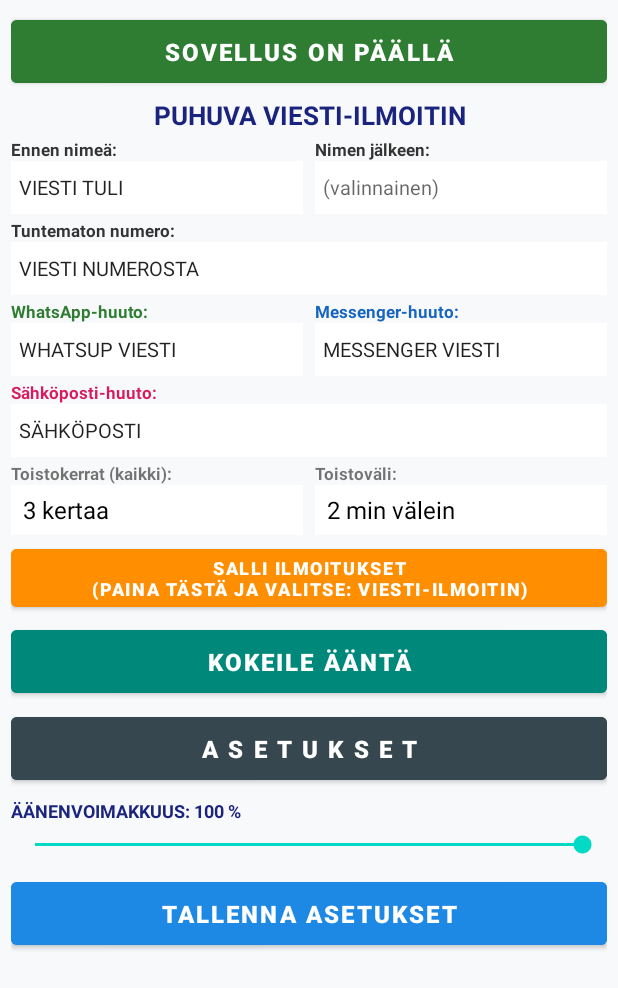
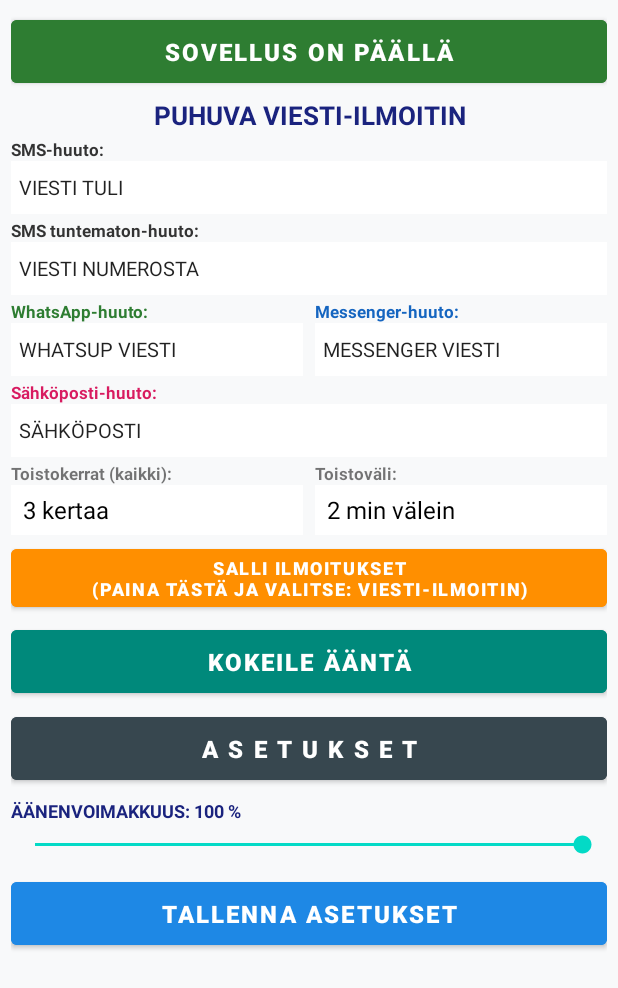
Before and after one commit to juhaniuusivuori-code/ViestiIlmoitin, an Android app: the screen it shows after launch (MainActivity), on a phone screen of 412 x 824 dp. Shown: the top 988 px of the screen. Run offline under Robolectric (Android 15) with nearby library versions, the phone set to English and light mode, and no system bars.

Commit message:
Rename Ennen nimea to SMS-huuto, remove Nimen jalkeen, rename Tuntematon numero to SMS tuntematon-huuto

```diff
--- a/app/src/main/java/com/example/viestiilmoitin/AsetuksetActivity.kt
+++ b/app/src/main/java/com/example/viestiilmoitin/AsetuksetActivity.kt
@@ -126,10 +126,9 @@ class AsetuksetActivity : AppCompatActivity() {
             ━━━━━━━━━━━━━━━━━━━━━━
             4. VIESTIEN HUUTOLAUSEET JA LÄHETTÄJÄT
             ━━━━━━━━━━━━━━━━━━━━━━
-            • TEKSTIVIESTI:
-              - Ennen nimeä: Esim. "VIESTI TULI "
-              - Nimen jälkeen: Esim. " LAITTOI VIESTIN" (tai jätä tyhjäksi).
-              - Tuntematon numero: Mitä huudetaan, jos numeroa ei löydy osoitekirjasta (esim. "VIESTI NUMEROSTA ").
+            • TEKSTIVIESTI (SMS):
+              - SMS-huuto: Esim. "VIESTI TULI" (sovellus sanoo tämän ja lähettäjän nimen).
+              - SMS tuntematon-huuto: Mitä huudetaan, jos numeroa ei löydy osoitekirjasta (esim. "VIESTI NUMEROSTA").
               (Voit muuttaa henkilön nimen tai lempinimen suoraan puhelimen omaan osoitekirjaan).
 
             • WHATSAPP JA MESSENGER:
--- a/app/src/main/java/com/example/viestiilmoitin/MainActivity.kt
+++ b/app/src/main/java/com/example/viestiilmoitin/MainActivity.kt
@@ -25,7 +25,6 @@ class MainActivity : AppCompatActivity(), TextToSpeech.OnInitListener {
 
     private lateinit var btnMasterSwitch: Button
     private lateinit var editPrefix: EditText
-    private lateinit var editSuffix: EditText
     private lateinit var editUnknown: EditText
     private lateinit var editWhatsApp: EditText
     private lateinit var editMessenger: EditText
@@ -47,7 +46,6 @@ class MainActivity : AppCompatActivity(), TextToSpeech.OnInitListener {
 
         btnMasterSwitch = findViewById(R.id.btnMasterSwitch)
         editPrefix = findViewById(R.id.editPrefix)
-        editSuffix = findViewById(R.id.editSuffix)
         editUnknown = findViewById(R.id.editUnknown)
         editWhatsApp = findViewById(R.id.editWhatsApp)
         editMessenger = findViewById(R.id.editMessenger)
@@ -180,7 +178,6 @@ class MainActivity : AppCompatActivity(), TextToSpeech.OnInitListener {
     private fun lataaAsetukset() {
         val prefs = getSharedPreferences("Asetukset", Context.MODE_PRIVATE)
         editPrefix.setText(prefs.getString("prefix", "VIESTI TULI "))
-        editSuffix.setText(prefs.getString("suffix", ""))
         editUnknown.setText(prefs.getString("unknown", "VIESTI NUMEROSTA "))
         editWhatsApp.setText(prefs.getString("whatsapp_text", "WHATSUP VIESTI"))
         editMessenger.setText(prefs.getString("messenger_text", "MESSENGER VIESTI"))
@@ -196,7 +193,6 @@ class MainActivity : AppCompatActivity(), TextToSpeech.OnInitListener {
     private fun tallennaAsetukset() {
         val prefs = getSharedPreferences("Asetukset", Context.MODE_PRIVATE).edit()
         prefs.putString("prefix", editPrefix.text.toString())
-        prefs.putString("suffix", editSuffix.text.toString())
         prefs.putString("unknown", editUnknown.text.toString())
         prefs.putString("whatsapp_text", editWhatsApp.text.toString())
         prefs.putString("messenger_text", editMessenger.text.toString())
--- a/app/src/main/java/com/example/viestiilmoitin/SmsReceiver.kt
+++ b/app/src/main/java/com/example/viestiilmoitin/SmsReceiver.kt
@@ -24,15 +24,14 @@ class SmsReceiver : BroadcastReceiver() {
                 val nimi = etsiYhteystiedonNimi(context, lahettajaNumero)
 
                 val prefix = prefs.getString("prefix", "VIESTI TULI ") ?: ""
-                val suffix = prefs.getString("suffix", "") ?: ""
                 val unknown = prefs.getString("unknown", "VIESTI NUMEROSTA ") ?: ""
                 val repeats = prefs.getInt("repeats", 3)
                 val intervalMinutes = prefs.getInt("interval", 1) + 1
 
                 val puhuttavaViesti = if (nimi != null) {
-                    "$prefix $nimi $suffix".trim()
+                    "$prefix $nimi".trim()
                 } else {
-                    "$unknown $lahettajaNumero"
+                    "$unknown $lahettajaNumero".trim()
                 }
 
                 // Lisätään merkintä viestilokiin
--- a/app/src/main/res/layout/activity_main.xml
+++ b/app/src/main/res/layout/activity_main.xml
@@ -31,26 +31,15 @@
         android:textColor="#1A237E"
         android:layout_marginBottom="3dp" />
 
-    <!-- 1. Tekstiviesti: Ennen nimeä ja nimen jälkeen rinnakkain -->
-    <LinearLayout
-        android:layout_width="match_parent"
-        android:layout_height="wrap_content"
-        android:orientation="horizontal"
-        android:layout_marginBottom="3dp">
-
-        <LinearLayout
-            android:layout_width="0dp"
-            android:layout_height="wrap_content"
-            android:layout_weight="1"
-            android:orientation="vertical"
-            android:layout_marginEnd="4dp">
+    <!-- 1. SMS-huuto KOKO LEVEYDELLÄ -->
     <TextView
         android:layout_width="wrap_content"
         android:layout_height="wrap_content"
-                android:text="Ennen nimeä:"
+        android:text="SMS-huuto:"
         android:textSize="11sp"
         android:textStyle="bold"
         android:textColor="#333333" />
+
     <EditText
         android:id="@+id/editPrefix"
         android:layout_width="match_parent"
@@ -61,41 +50,14 @@
         android:singleLine="true"
         android:inputType="text"
         android:scrollHorizontally="true"
-                android:textSize="13sp" />
-        </LinearLayout>
+        android:textSize="13sp"
+        android:layout_marginBottom="3dp" />
 
-        <LinearLayout
-            android:layout_width="0dp"
-            android:layout_height="wrap_content"
-            android:layout_weight="1"
-            android:orientation="vertical"
-            android:layout_marginStart="4dp">
+    <!-- 2. SMS tuntematon-huuto KOKO LEVEYDELLÄ (mahtuu pitkäkin teksti leikkaantumatta) -->
     <TextView
         android:layout_width="wrap_content"
         android:layout_height="wrap_content"
-                android:text="Nimen jälkeen:"
-                android:textSize="11sp"
-                android:textStyle="bold"
-                android:textColor="#333333" />
-            <EditText
-                android:id="@+id/editSuffix"
-                android:layout_width="match_parent"
-                android:layout_height="35dp"
-                android:background="#FFFFFF"
-                android:padding="5dp"
-                android:hint="(valinnainen)"
-                android:singleLine="true"
-                android:inputType="text"
-                android:scrollHorizontally="true"
-                android:textSize="13sp" />
-        </LinearLayout>
-    </LinearLayout>
-
-    <!-- 2. Tuntematon numero KOKO LEVEYDELLÄ (mahtuu pitkäkin teksti leikkaantumatta) -->
-    <TextView
-        android:layout_width="wrap_content"
-        android:layout_height="wrap_content"
-        android:text="Tuntematon numero:"
+        android:text="SMS tuntematon-huuto:"
         android:textSize="11sp"
         android:textStyle="bold"
         android:textColor="#333333" />
```
Lines whose indentation alone changed are shown as unchanged.
